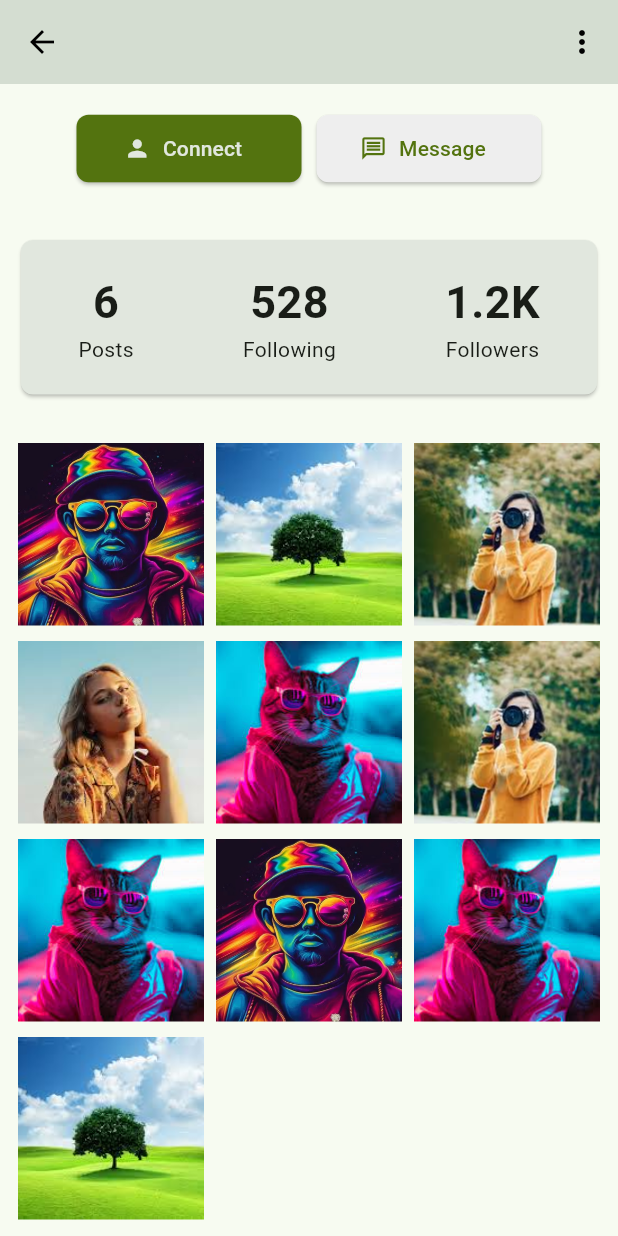
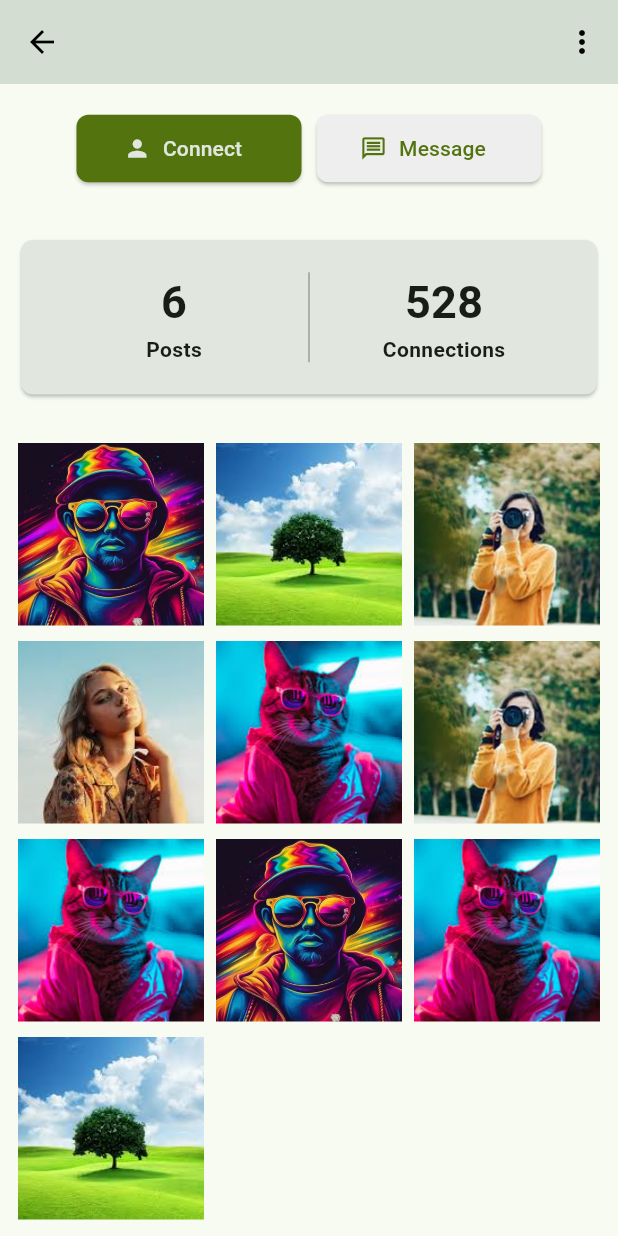
Before and after one commit to midhun776/Socially-Flutter, a Flutter app: the OtherProfileScreen screen opened directly, scrolled down 243 dp, on a phone screen of 412 x 824 dp. Run offline on Flutter 3.47's test engine with Material 3 defaults, Android fonts, the light colour scheme and no system bars; our stand-ins replace cloud_firestore, firebase_auth, firebase_core, geocoding, google_maps_flutter, google_nav_bar; accounts and stored records are empty.

Commit message:
otherProfile post & connection

```diff
--- a/lib/pages/profile/profile_stats.dart
+++ b/lib/pages/profile/profile_stats.dart
@@ -7,42 +7,37 @@ class ProfileStats extends StatelessWidget {
     return Padding(
       padding: const EdgeInsets.fromLTRB(2.0, 5.0, 2.0, 5.0),
       child: Card(
-        color:ColorResources.PrimaryColor,
+        color: ColorResources.PrimaryColor,
         shape: RoundedRectangleBorder(
           borderRadius: BorderRadius.circular(8),
-
         ),
         child: Padding(
           padding: const EdgeInsets.all(20.0),
           child: Row(
-            mainAxisAlignment: MainAxisAlignment.spaceAround,
+            mainAxisAlignment: MainAxisAlignment.spaceEvenly,
             children: [
-              Column(
+              Expanded(
+                child: Column(
                   children: [
                     Text('6', style: TextStyle(fontSize: 30, fontWeight: FontWeight.bold)),
-                  Text('Posts'),
+                    Text('Posts', style: TextStyle(fontWeight: FontWeight.bold)),
                   ],
                 ),
-
-              Divider(
               ),
-
-
-              Column(
+              Container(
+                height: 60, // Adjust the height according to your design
+                child: VerticalDivider(
+                  color: Colors.grey, // Adjust the color to fit your design
+                  thickness: 1, // Adjust the thickness to fit your design
+                ),
+              ),
+              Expanded(
+                child: Column(
                   children: [
                     Text('528', style: TextStyle(fontSize: 30, fontWeight: FontWeight.bold)),
-                  Text('Following'),
+                    Text('Connections', style: TextStyle(fontWeight: FontWeight.bold)),
                   ],
                 ),
-              Divider(
-
-              ),
-
-              Column(
-                children: [
-                  Text('1.2K', style: TextStyle(fontSize: 30, fontWeight: FontWeight.bold)),
-                  Text('Followers'),
-                ],
               ),
             ],
           ),
```
Also changed, not shown: pubspec.lock. Lines whose indentation alone changed are shown as unchanged.
